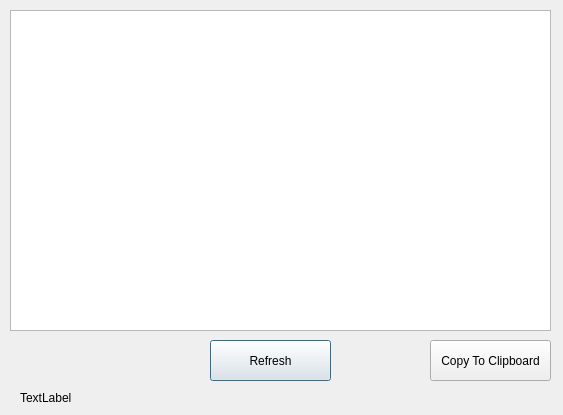
Old version of the form info.ui in the repository nmacs/metcom.
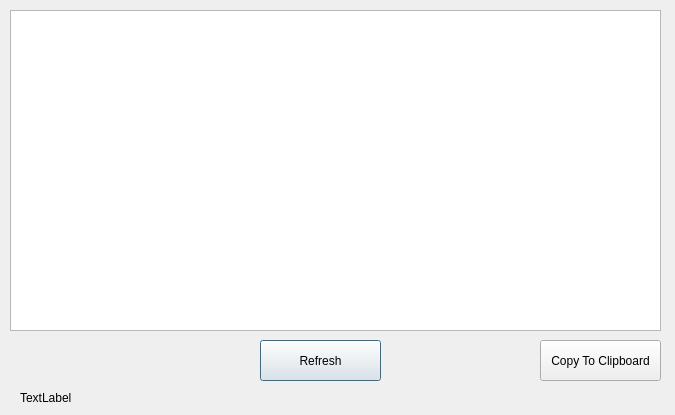
New version of the form. Icons and pictures are not drawn.

What changed in the file:
```diff
--- a/info.ui
+++ b/info.ui
@@ -6,7 +6,7 @@
    <rect>
     <x>0</x>
     <y>0</y>
-    <width>563</width>
+    <width>675</width>
     <height>415</height>
    </rect>
   </property>
@@ -22,7 +22,7 @@
     <rect>
      <x>10</x>
      <y>10</y>
-     <width>541</width>
+     <width>651</width>
      <height>321</height>
     </rect>
    </property>
@@ -39,7 +39,7 @@
   <widget class="QPushButton" name="btnRefresh">
    <property name="geometry">
     <rect>
-     <x>210</x>
+     <x>260</x>
      <y>340</y>
      <width>121</width>
      <height>41</height>
@@ -65,7 +65,7 @@
   <widget class="QPushButton" name="btnCopy">
    <property name="geometry">
     <rect>
-     <x>430</x>
+     <x>540</x>
      <y>340</y>
      <width>121</width>
      <height>41</height>
```
